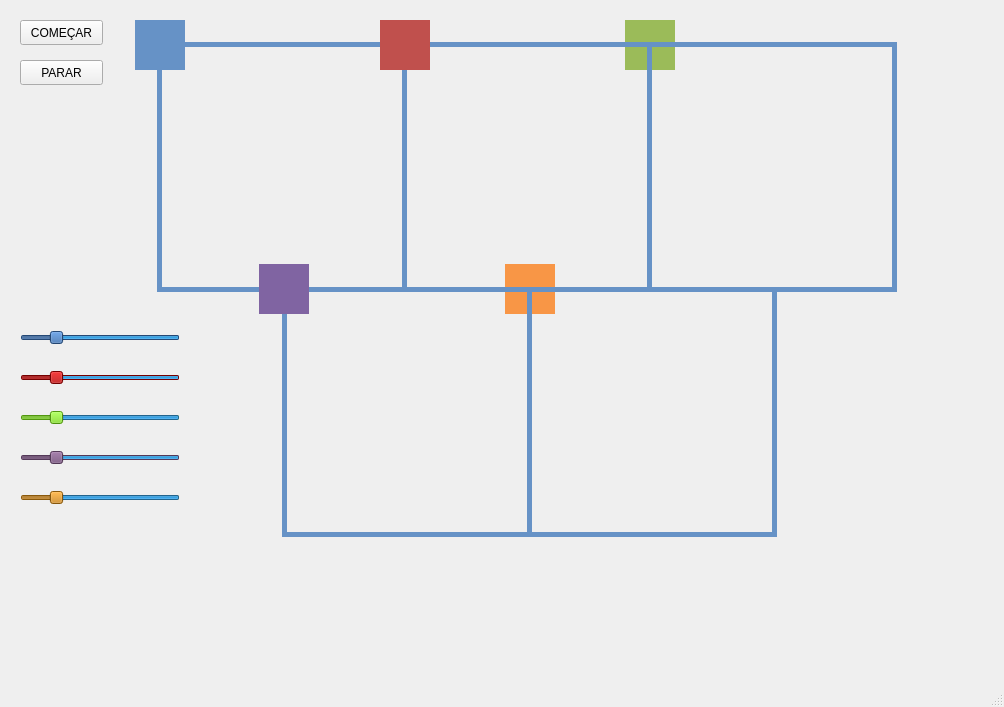
Above: semaforo/Trem/mainwindow.ui from Bhyan/SO before the change. Below: the same form after it.
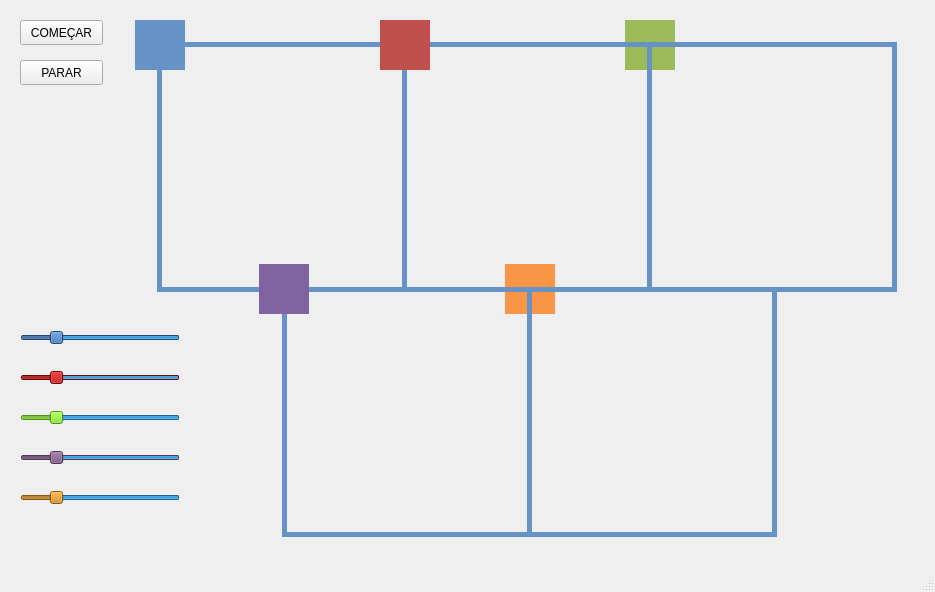
That is the form after the change.

Patch:
```diff
--- a/semaforo/Trem/mainwindow.ui
+++ b/semaforo/Trem/mainwindow.ui
@@ -6,8 +6,8 @@
    <rect>
     <x>0</x>
     <y>0</y>
-    <width>1004</width>
-    <height>707</height>
+    <width>935</width>
+    <height>592</height>
    </rect>
   </property>
   <property name="windowTitle">
```
Left out of the diff: 10 changed lines with no effect on the pictures.
